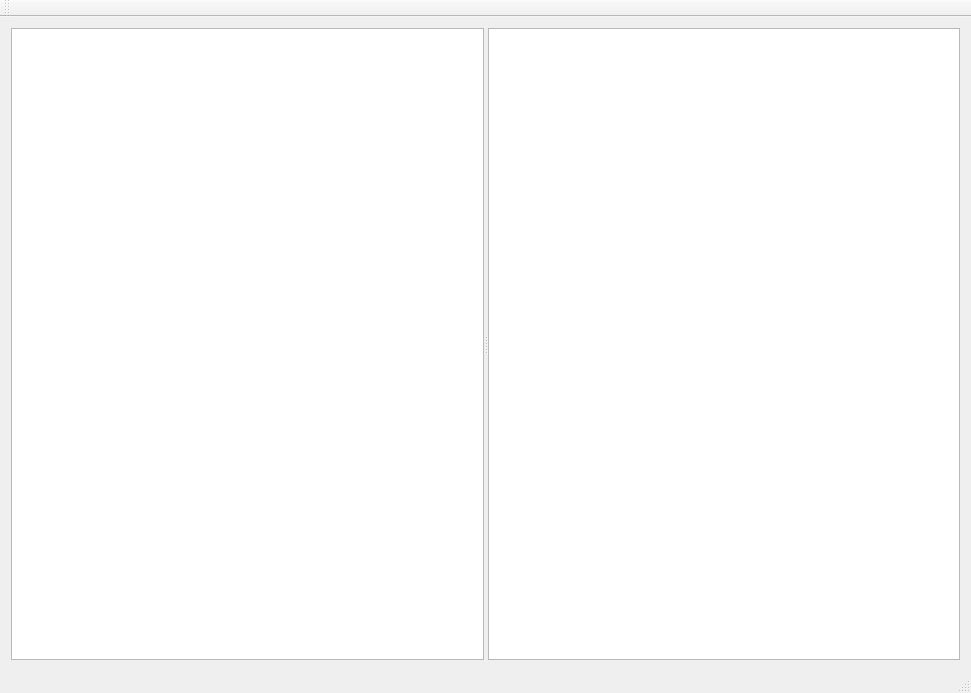
Before: the Qt Designer form src/view/window/mainwindow.ui in Tatsu015/markdownmindmap, drawn with Qt 5.
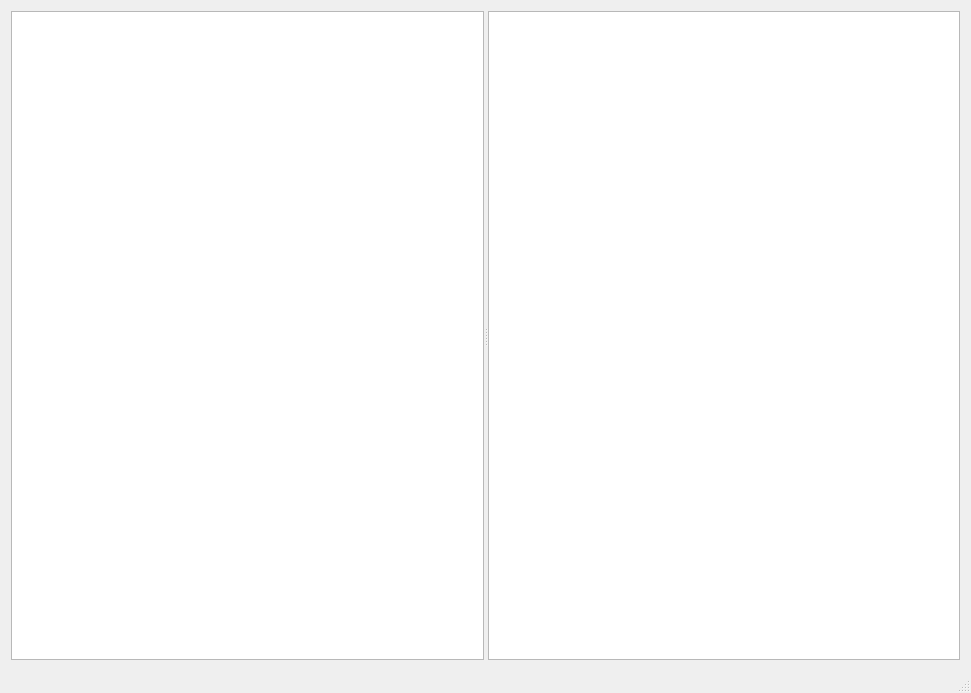
After: the same form once the commit is applied. Custom widgets are drawn as their Qt base class.

Diff of the .ui file:
```diff
--- a/src/view/window/mainwindow.ui
+++ b/src/view/window/mainwindow.ui
@@ -44,14 +44,6 @@
     </rect>
    </property>
   </widget>
-  <widget class="QToolBar" name="mainToolBar">
-   <attribute name="toolBarArea">
-    <enum>TopToolBarArea</enum>
-   </attribute>
-   <attribute name="toolBarBreak">
-    <bool>false</bool>
-   </attribute>
-  </widget>
   <widget class="QStatusBar" name="statusBar"/>
  </widget>
  <layoutdefault spacing="6" margin="11"/>
```
